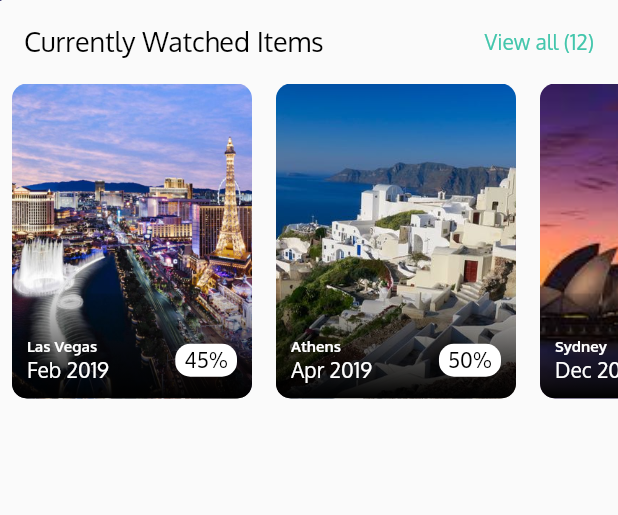
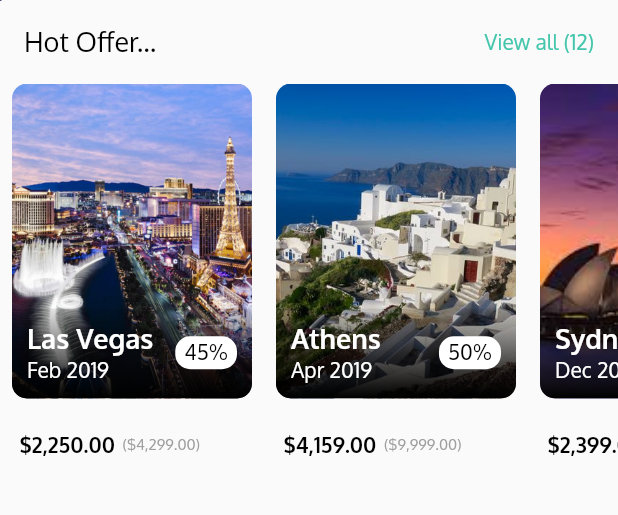
Before and after one commit to JantoAndriano/flightapp, a Flutter app: the screen it shows after launch, on a phone screen of 412 x 824 dp, the part 599-1114 px from its top. Run offline on Flutter 3.47's test engine with Material 2 defaults, Android fonts, the phone set to English and light mode, and no system bars.

Commit message:
add format money and create row for that

```diff
--- a/lib/HomeScreen.dart
+++ b/lib/HomeScreen.dart
@@ -219,14 +219,14 @@ var homeScreenBottomPart = Column(
         mainAxisSize: MainAxisSize.max,
         mainAxisAlignment: MainAxisAlignment.spaceBetween,
         children: <Widget>[
-          Text('Currently Watched Items', style: dropDownMenuItemStyle),
+          Text('Hot Offer...', style: dropDownMenuItemStyle),
           Spacer(),
-          Text('View all (12)', style: viewAllStyle,)
+          Text('View all (12)', style: viewAllStyle,),
         ],
       ),
     ),
     Container(
-      height: 210.0,
+      height: 250.0,
       child: ListView(
         scrollDirection: Axis.horizontal,
         children: cityCards,
@@ -256,7 +256,11 @@ CityCard(this.imagePath, this.cityName, this.monthYear, this.discount, this.oldP
 Widget build(BuildContext context) {
   return Padding(
     padding: const EdgeInsets.symmetric(horizontal: 8.0),
-    child:ClipRRect(
+    child: Column(
+      crossAxisAlignment: CrossAxisAlignment.start,
+      mainAxisAlignment: MainAxisAlignment.spaceBetween,
+      children: <Widget>[
+        ClipRRect(
           borderRadius: BorderRadius.all(
                 Radius.circular(10)
               ),
@@ -270,7 +274,7 @@ Widget build(BuildContext context) {
                   Positioned(
                     left: 0,
                     bottom: 0,
-                height: 70,
+                    height: 60,
                     width: 160,
                     child: Container(
                       decoration: BoxDecoration(
@@ -295,8 +299,20 @@ Widget build(BuildContext context) {
                         Column(
                           crossAxisAlignment: CrossAxisAlignment.start,
                           children: <Widget>[
-                        Text(cityName, style: TextStyle(fontWeight: FontWeight.bold, color: Colors.white, fontSize: 10)),
-                        Text(monthYear, style: TextStyle(fontWeight: FontWeight.normal, color: Colors.white, fontSize: 14)),
+                            Text(
+                              cityName,
+                              style: TextStyle(
+                                fontWeight: FontWeight.bold,
+                                color: Colors.white,
+                                fontSize: 18.0),
+                            ),
+                            Text(
+                              monthYear,
+                              style: TextStyle(
+                                fontWeight: FontWeight.normal,
+                                color: Colors.white,
+                                fontSize: 14)
+                            ),
                           ],
                         ),
                         Container(
@@ -313,6 +329,18 @@ Widget build(BuildContext context) {
                 ],
               ),
             ),
+          Row(
+            mainAxisSize: MainAxisSize.max,
+            mainAxisAlignment: MainAxisAlignment.start,
+            children: <Widget>[
+              SizedBox(width: 5.0,),
+              Text('${formatCurrency.format(newPrice)}', style: TextStyle(color: Colors.black, fontWeight: FontWeight.bold, fontSize: 14.0),),
+              SizedBox(width: 5.0,),
+              Text('(${formatCurrency.format(oldPrice)})', style: TextStyle(color: Colors.grey, fontWeight: FontWeight.normal, fontSize: 10.0),)
+            ],
+          )
+        ],
+      ),
     );
   }
 }
```
Lines whose indentation alone changed are shown as unchanged.
